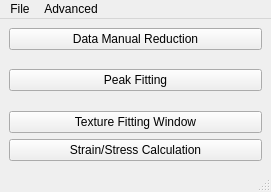
The window that pyrs/interface/designer/pyrsmain.ui (neutrons/PyRS) describes before a commit, drawn with Qt 5.
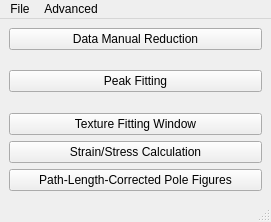
The same window after the commit.

Commit message: Add a launcher for the path-length-corrected pole figure tool

```diff
--- a/pyrs/interface/designer/pyrsmain.ui
+++ b/pyrs/interface/designer/pyrsmain.ui
@@ -7,7 +7,7 @@
     <x>0</x>
     <y>0</y>
     <width>271</width>
-    <height>192</height>
+    <height>222</height>
    </rect>
   </property>
   <property name="windowTitle">
@@ -75,6 +75,13 @@
       </property>
      </widget>
     </item>
+    <item row="6" column="0">
+     <widget class="QPushButton" name="pushButton_poleFigures">
+      <property name="text">
+       <string>Path-Length-Corrected Pole Figures</string>
+      </property>
+     </widget>
+    </item>
    </layout>
   </widget>
   <widget class="QMenuBar" name="menubar">
```
The commit also changes 6 other files.
